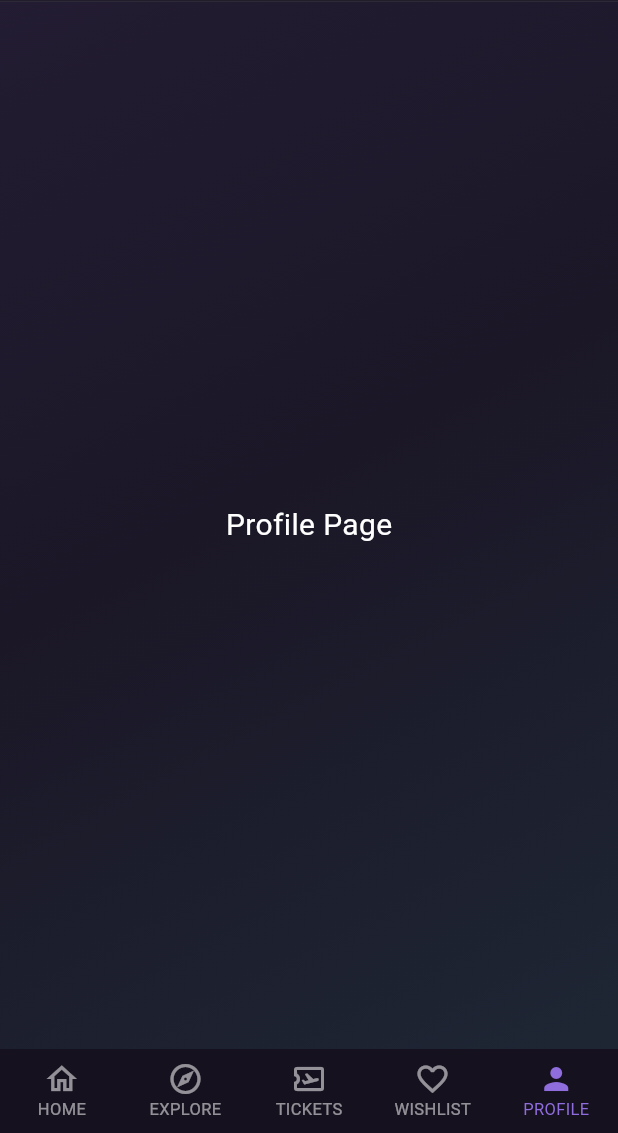
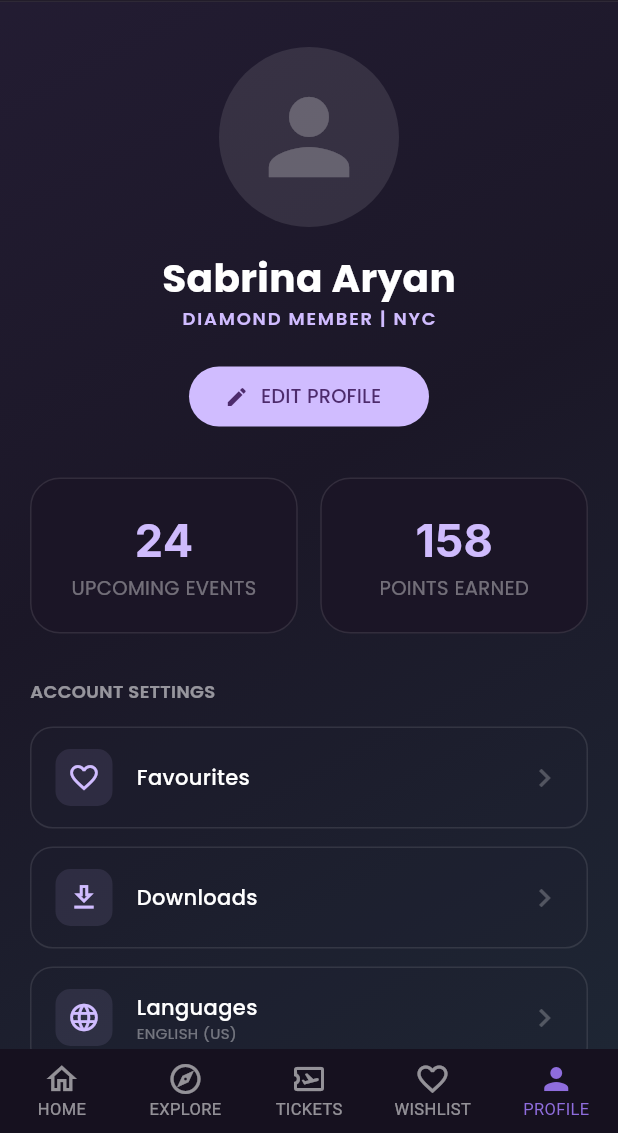
Before and after one commit to selineee-ce/Eventra, a Flutter app: the MainScreen screen opened directly, item 5 of the bottom bar chosen, on a phone screen of 412 x 824 dp, the part 103-1236 px from its top. Run offline on Flutter 3.47's test engine with Material 3 defaults, Android fonts, the phone set to English and light mode, and no system bars; our stand-ins replace google_fonts; network calls fail.

Commit message:
Profile Page

```diff
--- a/lib/features/home/views/home_page.dart
+++ b/lib/features/home/views/home_page.dart
@@ -1,6 +1,7 @@
 import 'dart:async';
 import 'package:flutter/material.dart';
 import 'package:google_fonts/google_fonts.dart';
+
 class EventraHomePage extends StatefulWidget {
   const EventraHomePage({super.key});
 
--- a/lib/features/home/views/main_screen.dart
+++ b/lib/features/home/views/main_screen.dart
@@ -1,4 +1,5 @@
 import 'package:eventra/features/home/views/home_page.dart';
+import 'package:eventra/features/profile/profile_page.dart';
 import 'package:flutter/material.dart';
 import 'package:eventra/core/constants/colors.dart';
 import 'package:google_fonts/google_fonts.dart';
@@ -53,15 +54,7 @@ class _MainScreenState extends State<MainScreen> {
     ),
 
     /// PROFILE PAGE
-    const Center(
-      child: Text(
-        "Profile Page",
-        style: TextStyle(
-          color: Colors.white,
-          fontSize: 20,
-        ),
-      ),
-    ),
+    const ProfilePage(),
   ];
 
   @override
--- /dev/null
+++ b/lib/features/profile/profile_page.dart
@@ -0,0 +1,196 @@
+import 'package:flutter/material.dart';
+import 'package:google_fonts/google_fonts.dart';
+
+class ProfilePage extends StatelessWidget {
+  const ProfilePage({super.key});
+
+  @override
+  Widget build(BuildContext context) {
+    return Scaffold(
+      backgroundColor: Colors.transparent,
+      body: SingleChildScrollView(
+        child: Padding(
+          padding: const EdgeInsets.symmetric(horizontal: 20),
+          child: Column(
+            children: [
+              const SizedBox(height: 30),
+
+              // --- PROFILE HEADER ---
+              const CircleAvatar(
+                radius: 60,
+                backgroundColor: Colors.white10,
+                child: Icon(Icons.person, size: 80, color: Colors.white24),
+              ),
+              const SizedBox(height: 15),
+              Text(
+                "Sabrina Aryan",
+                style: GoogleFonts.poppins(
+                  color: Colors.white,
+                  fontSize: 26,
+                  fontWeight: FontWeight.bold,
+                ),
+              ),
+              Text(
+                "DIAMOND MEMBER | NYC",
+                style: GoogleFonts.poppins(
+                  color: const Color(0xFFD0BCFF),
+                  fontSize: 12,
+                  fontWeight: FontWeight.w600,
+                  letterSpacing: 1.2,
+                ),
+              ),
+              const SizedBox(height: 20),
+
+              // --- EDIT PROFILE BUTTON ---
+              SizedBox(
+                width: 160,
+                child: ElevatedButton.icon(
+                  onPressed: () {},
+                  icon: const Icon(Icons.edit, size: 16, color: Color(0xFF4D2B6C)),
+                  label: Text(
+                    "EDIT PROFILE",
+                    style: GoogleFonts.poppins(color: Color(0xFF4D2B6C), fontSize: 13),
+                  ),
+                  style: ElevatedButton.styleFrom(
+                    backgroundColor: const Color(0xFFD0BCFF),
+                    elevation: 0,
+                    shape: RoundedRectangleBorder(borderRadius: BorderRadius.circular(30)),
+                  ),
+                ),
+              ),
+              const SizedBox(height: 30),
+
+              // --- STATS CARDS ---
+              Row(
+                children: [
+                  _buildStatCard("24", "UPCOMING EVENTS"),
+                  const SizedBox(width: 15),
+                  _buildStatCard("158", "POINTS EARNED"),
+                ],
+              ),
+              const SizedBox(height: 30),
+
+              // --- ACCOUNT SETTINGS LIST ---
+              Align(
+                alignment: Alignment.centerLeft,
+                child: Text(
+                  "ACCOUNT SETTINGS",
+                  style: GoogleFonts.poppins(
+                    color: Colors.white54,
+                    fontSize: 12,
+                    fontWeight: FontWeight.w600,
+                  ),
+                ),
+              ),
+              const SizedBox(height: 15),
+              _buildSettingsItem(Icons.favorite_border, "Favourites"),
+              _buildSettingsItem(Icons.download_outlined, "Downloads"),
+              _buildSettingsItem(Icons.language, "Languages", trailingText: "ENGLISH (US)"),
+              _buildSettingsItem(Icons.location_on_outlined, "Location"),
+              _buildSettingsItem(Icons.subscriptions_outlined, "Subscription", trailingText: "PREMIUM ACTIVE"),
+              _buildSettingsItem(Icons.dark_mode_outlined, "Display", trailingText: "DARK"),
+
+              const SizedBox(height: 30),
+
+              // --- LOGOUT BUTTON ---
+              GestureDetector(
+                onTap: () {
+                  // Tambahkan logika logout di sini
+                },
+                child: Row(
+                  mainAxisAlignment: MainAxisAlignment.center,
+                  children: [
+                    const Icon(Icons.logout, color: Color(0xFFFFB7AE), size: 20),
+                    const SizedBox(width: 10),
+                    Text(
+                      "LOG OUT",
+                      style: GoogleFonts.poppins(
+                        color: Color(0xFFFFB7AE),
+                        fontWeight: FontWeight.bold,
+                        fontSize: 14,
+                      ),
+                    ),
+                  ],
+                ),
+              ),
+              const SizedBox(height: 40),
+            ],
+          ),
+        ),
+      ),
+    );
+  }
+
+  // Widget Helper untuk Kartu Statistik
+  Widget _buildStatCard(String value, String label) {
+    return Expanded(
+      child: Container(
+        padding: const EdgeInsets.symmetric(vertical: 20),
+        decoration: BoxDecoration(
+          color: const Color(0xFF1B1526),
+          borderRadius: BorderRadius.circular(20),
+          border: Border.all(color: Colors.white10),
+        ),
+        child: Column(
+          children: [
+            Text(
+              value,
+              style: GoogleFonts.inter(
+                color: Color(0xFFCFBBFD),
+                fontSize: 30,
+                fontWeight: FontWeight.bold,
+              ),
+            ),
+            Text(
+              label,
+              style: GoogleFonts.poppins(color: Colors.white38, fontSize: 13),
+            ),
+          ],
+        ),
+      ),
+    );
+  }
+
+  // Widget Helper untuk Item Pengaturan
+  Widget _buildSettingsItem(IconData icon, String title, {String? trailingText}) {
+    return Container(
+      margin: const EdgeInsets.only(bottom: 12),
+      padding: const EdgeInsets.symmetric(horizontal: 16, vertical: 14),
+      decoration: BoxDecoration(
+        color: const Color(0x331E1E2E),
+        borderRadius: BorderRadius.circular(15),
+        border: Border.all(color: Colors.white10),
+      ),
+      child: Row(
+        children: [
+          Container(
+            padding: const EdgeInsets.all(8),
+            decoration: BoxDecoration(
+              color: const Color(0xFFD0BCFF).withOpacity(0.1),
+              borderRadius: BorderRadius.circular(10),
+            ),
+            child: Icon(icon, color: const Color(0xFFD0BCFF), size: 22),
+          ),
+          const SizedBox(width: 16),
+          Expanded(
+            child: Column(
+              crossAxisAlignment: CrossAxisAlignment.start,
+              children: [
+                Text(
+                  title,
+                  style: GoogleFonts.poppins(color: Colors.white, fontWeight: FontWeight.w500),
+                ),
+                if (trailingText != null)
+                  Text(
+                    trailingText,
+                    style: GoogleFonts.poppins(color: Colors.white38, fontSize: 10),
+                  ),
+              ],
+            ),
+          ),
+          const Icon(Icons.chevron_right, color: Colors.white24),
+        ],
+      ),
+    );
+  }
+}
```
Also changed, not shown: pubspec.lock.
